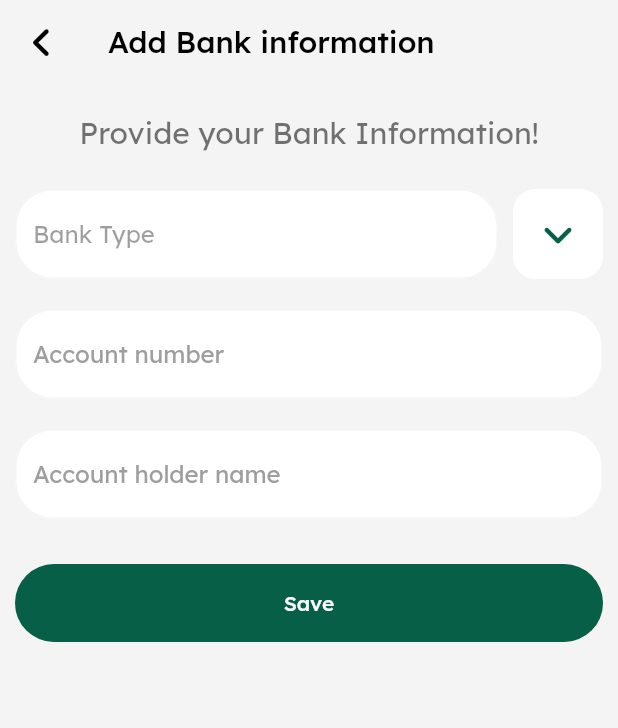
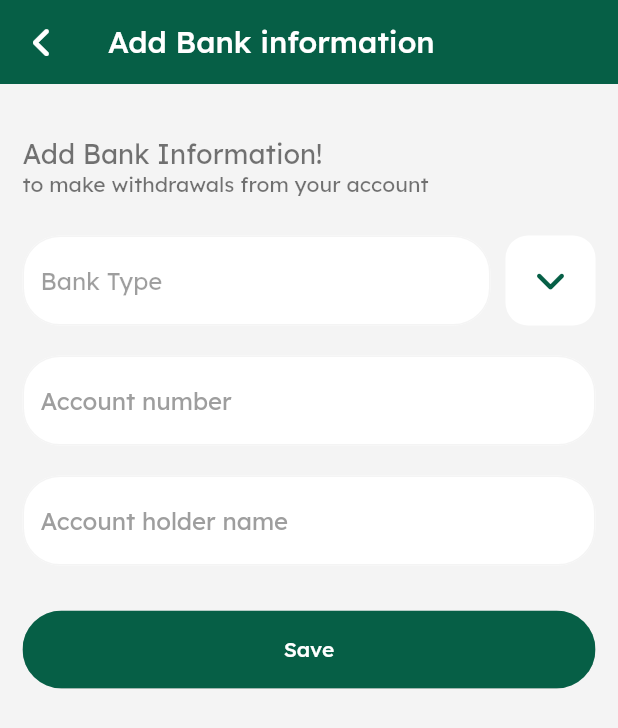
Before and after one commit to AmanuelDemelash/hakime_delivery, a Flutter app: the AddBankInformation screen opened by its route, on a phone screen of 412 x 824 dp. Shown: the top 728 px of the screen. Run offline on Flutter 3.47's test engine with Material 2 defaults, Android fonts, the light colour scheme and no system bars; our stand-ins replace awesome_notifications, cached_network_image, connectivity_plus, flutter_advanced_drawer, flutter_spinkit, flutter_staggered_animations and 8 more; missing offline and left inert: flutter_swipe_button; accounts and stored records are empty.

Commit message:
wallet page and bank account

```diff
--- a/lib/main.dart
+++ b/lib/main.dart
@@ -8,7 +8,7 @@ import 'package:hakime_delivery/screens/delivery/activeorderdetail.dart';
 import 'package:hakime_delivery/screens/delivery/complateorder.dart';
 import 'package:hakime_delivery/screens/delivery/profile/bankinformation.dart';
 import 'package:hakime_delivery/screens/delivery/profile/wallet.dart';
-import 'package:hakime_delivery/screens/delivery/profile/widget/addbankinfo.dart';
+import 'package:hakime_delivery/screens/delivery/profile/addbankinfo.dart';
 import 'package:hakime_delivery/translations/apptranslations.dart';
 import 'package:hakime_delivery/utils/constants.dart';
 import 'package:shared_preferences/shared_preferences.dart';
--- a/lib/screens/delivery/profile/widget/addbankinfo.dart
+++ b/lib/screens/delivery/profile/addbankinfo.dart
@@ -2,7 +2,7 @@ import 'package:flutter/material.dart';
 import 'package:font_awesome_flutter/font_awesome_flutter.dart';
 import 'package:get/get.dart';
 
-import '../../../../utils/constants.dart';
+import '../../../utils/constants.dart';
 
 class AddBankInformation extends StatelessWidget {
   AddBankInformation({super.key});
@@ -16,12 +16,12 @@ class AddBankInformation extends StatelessWidget {
   Widget build(BuildContext context) {
     return Scaffold(
         appBar: AppBar(
-          backgroundColor: Constants.whitesmoke,
+          backgroundColor: Constants.primcolor,
           elevation: 0,
           automaticallyImplyLeading: false,
           title: const Text(
             "Add Bank information",
-            style: TextStyle(color: Colors.black),
+            style: TextStyle(color: Colors.white),
           ),
           leading: IconButton(
               onPressed: () {
@@ -29,22 +29,27 @@ class AddBankInformation extends StatelessWidget {
               },
               icon: const FaIcon(
                 FontAwesomeIcons.angleLeft,
-                color: Colors.black,
+                color: Colors.white,
               )),
         ),
         body: Container(
           width: Get.width,
           decoration: const BoxDecoration(),
           child: Padding(
-            padding: const EdgeInsets.all(10),
+            padding: const EdgeInsets.all(15),
             child: Column(
+              crossAxisAlignment: CrossAxisAlignment.start,
               children: [
                 const SizedBox(
-                  height: 10,
+                  height:20,
                 ),
                 const Text(
-                  "Provide your Bank Information!",
-                  style: TextStyle(fontSize: 20, color: Colors.black54),
+                  "Add Bank Information!",
+                  style: TextStyle(fontSize: 18, color: Colors.black54),
+                ),
+                const Text(
+                  "to make withdrawals from your account",
+                  style: TextStyle( color: Colors.black54),
                 ),
                 const SizedBox(
                   height: 25,
@@ -175,7 +180,7 @@ class AddBankInformation extends StatelessWidget {
                           keyboardType: TextInputType.text,
                           validator: (value) {
                             if (value!.isEmpty) {
-                              // customsnack("add bank holder name");
+                              //customsnack("add bank holder name");
                             } else {
                               return null;
                             }
@@ -219,6 +224,7 @@ class AddBankInformation extends StatelessWidget {
                                     padding: const EdgeInsets.all(17)),
                                 onPressed: () {
                                   _formkey.currentState!.save();
+
                                 },
                                 child: const Text("Save")),
                           ),
```
Also changed, not shown: lib/apiservice/myquery.dart (+12 -3 lines), lib/screens/delivery/profile/bankinformation.dart (+15 -12 lines), lib/screens/delivery/profile/wallet.dart (+47 -9 lines).
